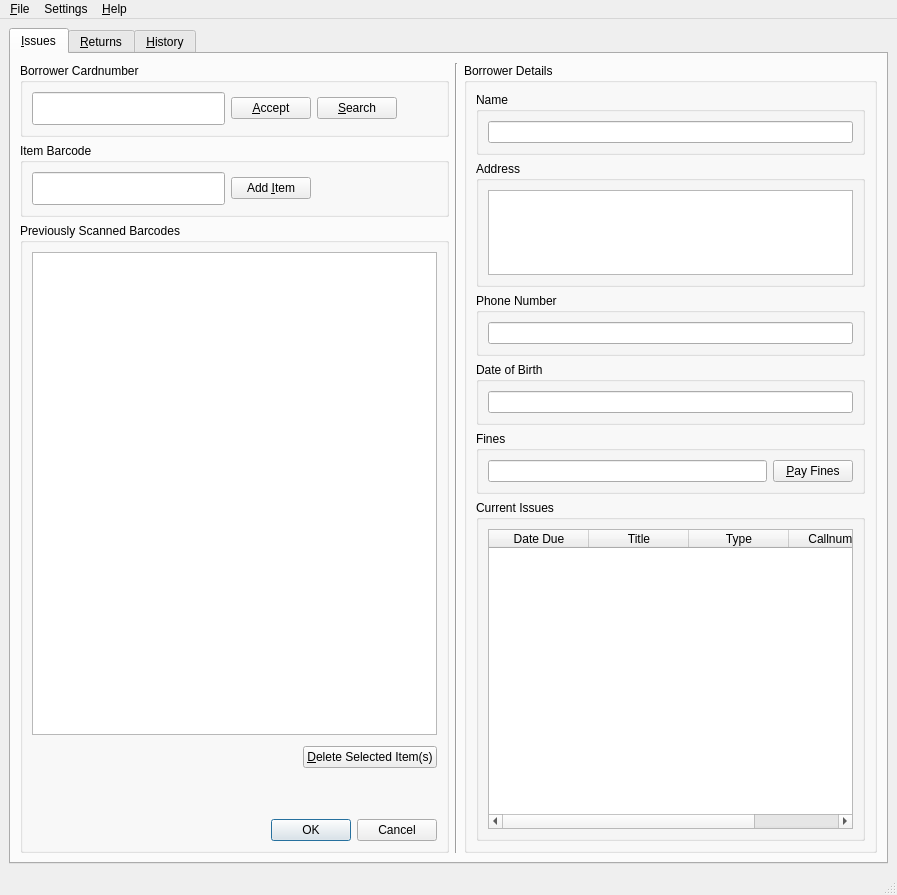
Qt form mainwindow.ui (bywatersolutions/koha-offline-circulation) before a commit.
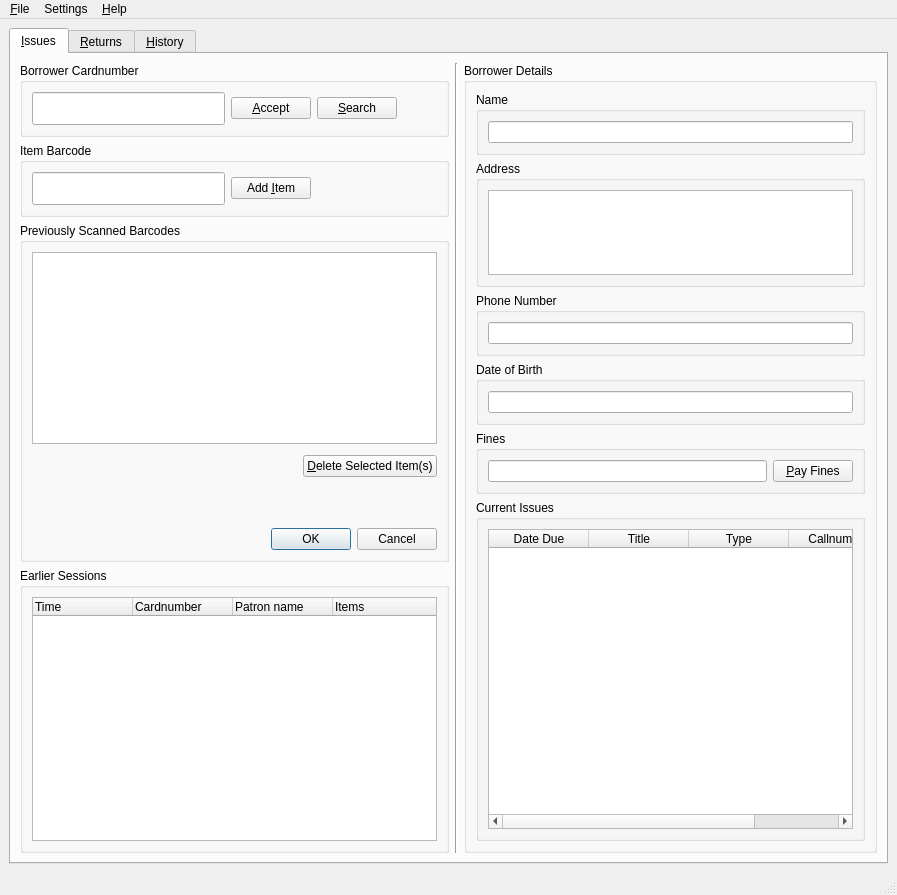
The same form after that commit. Icons and pictures are not drawn.

Commit message: Show earlier sessions on the Issues and Returns tabs, newest first

The edit to the form file:
```diff
--- a/mainwindow.ui
+++ b/mainwindow.ui
@@ -249,6 +249,60 @@
               </layout>
              </widget>
             </item>
+            <item>
+             <widget class="QGroupBox" name="groupBoxIssuesSessions">
+              <property name="title">
+               <string>Earlier Sessions</string>
+              </property>
+              <layout class="QVBoxLayout" name="verticalLayoutIssuesSessions">
+               <item>
+                <widget class="QTreeWidget" name="treeWidgetIssuesSessions">
+                 <property name="sizePolicy">
+                  <sizepolicy hsizetype="Expanding" vsizetype="Expanding">
+                   <horstretch>0</horstretch>
+                   <verstretch>0</verstretch>
+                  </sizepolicy>
+                 </property>
+                 <property name="minimumSize">
+                  <size>
+                   <width>0</width>
+                   <height>100</height>
+                  </size>
+                 </property>
+                 <property name="editTriggers">
+                  <set>QAbstractItemView::NoEditTriggers</set>
+                 </property>
+                 <property name="alternatingRowColors">
+                  <bool>true</bool>
+                 </property>
+                 <property name="selectionMode">
+                  <enum>QAbstractItemView::NoSelection</enum>
+                 </property>
+                 <column>
+                  <property name="text">
+                   <string>Time</string>
+                  </property>
+                 </column>
+                 <column>
+                  <property name="text">
+                   <string>Cardnumber</string>
+                  </property>
+                 </column>
+                 <column>
+                  <property name="text">
+                   <string>Patron name</string>
+                  </property>
+                 </column>
+                 <column>
+                  <property name="text">
+                   <string>Items</string>
+                  </property>
+                 </column>
+                </widget>
+               </item>
+              </layout>
+             </widget>
+            </item>
            </layout>
           </item>
           <item>
```
Left out of the diff: 44 changed lines with no effect on the pictures. The commit also changes 3 other files.
